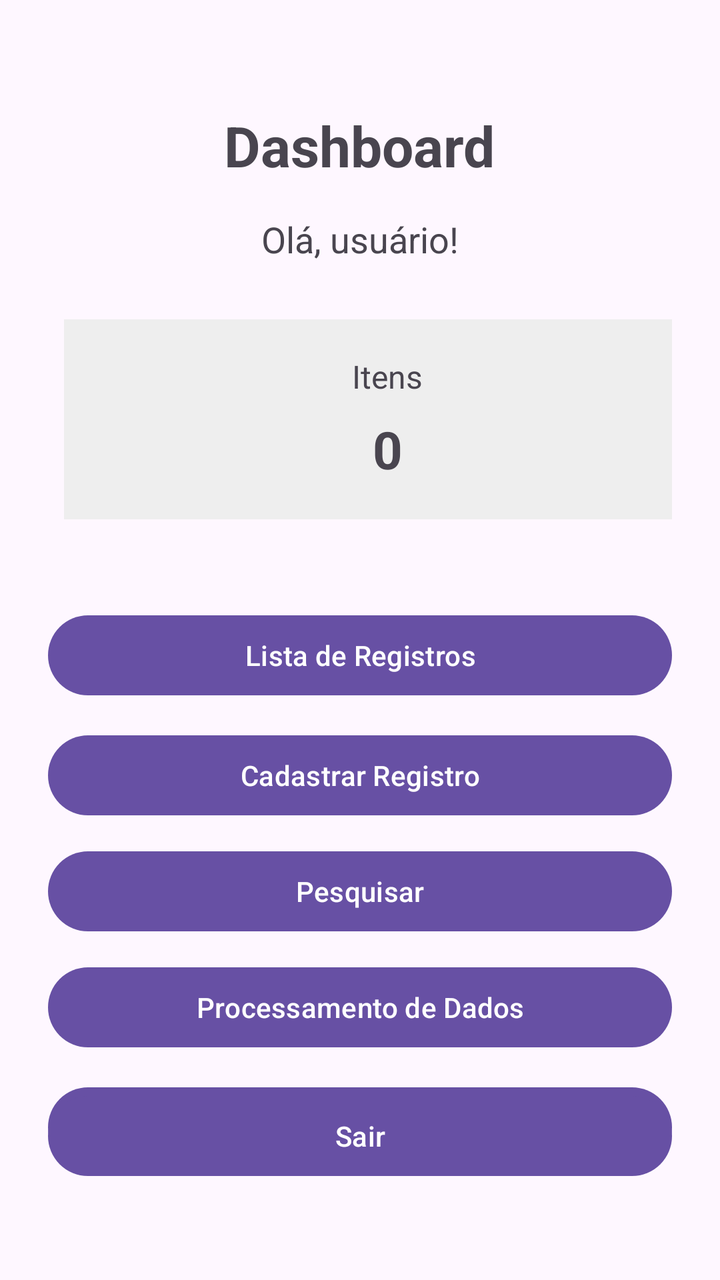
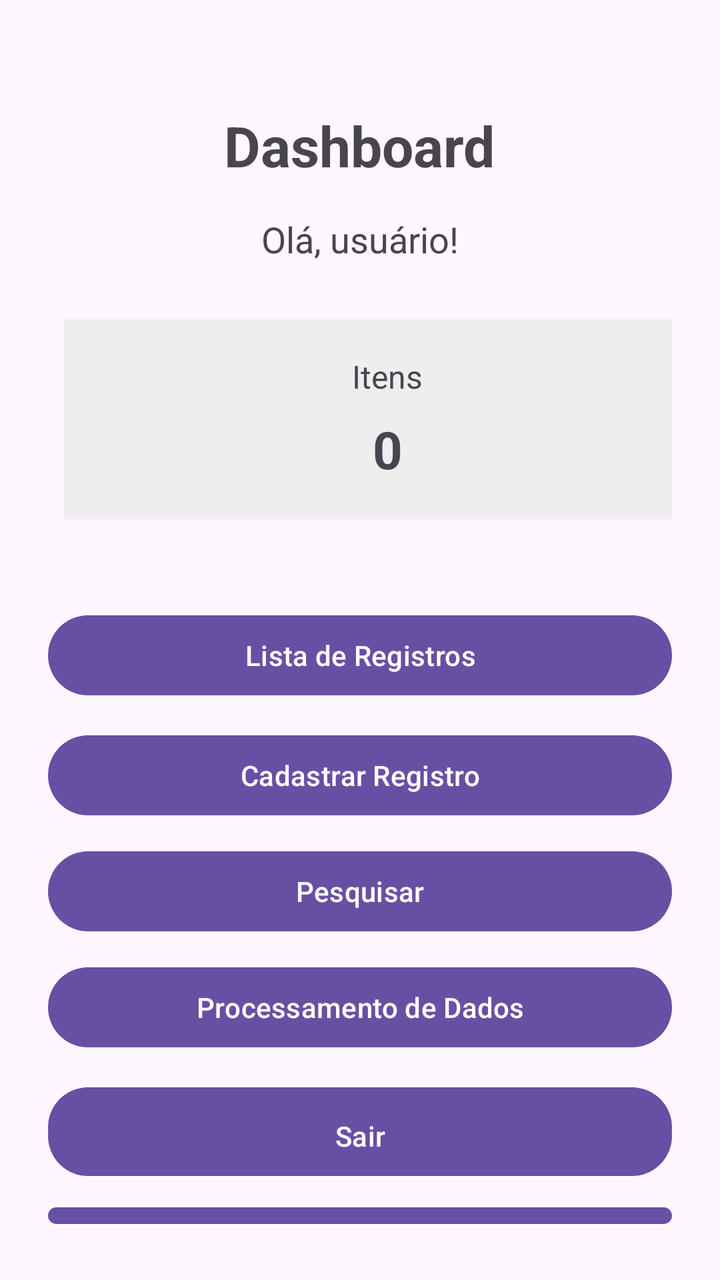

The first picture is an Android layout as it rendered before a commit; the second is the same layout after the commit. The layout source and the unified diff follow.
<!-- AndroidManifest.xml: application theme Theme.AndroidNative -->
<!-- res/layout/activity_dashboard.xml -->
<?xml version="1.0" encoding="utf-8"?>
<RelativeLayout xmlns:android="http://schemas.android.com/apk/res/android"
    xmlns:tools="http://schemas.android.com/tools"
    android:id="@+id/main"
    android:layout_width="match_parent"
    android:layout_height="match_parent"
    android:padding="24dp"
    tools:context=".DashboardActivity">

    <TextView
        android:id="@+id/tvTitulo"
        android:layout_width="wrap_content"
        android:layout_height="wrap_content"
        android:layout_centerHorizontal="true"
        android:layout_marginTop="30dp"
        android:text="Dashboard"
        android:textSize="28sp"
        android:textStyle="bold" />

    <TextView
        android:id="@+id/tvBoasVindas"
        android:layout_width="wrap_content"
        android:layout_height="wrap_content"
        android:layout_below="@id/tvTitulo"
        android:layout_centerHorizontal="true"
        android:layout_marginTop="16dp"
        android:text="Olá, usuário!"
        android:textSize="18sp" />

    <LinearLayout
        android:id="@+id/layoutIndicadores"
        android:layout_width="match_parent"
        android:layout_height="wrap_content"
        android:layout_below="@id/tvBoasVindas"
        android:layout_marginTop="28dp"
        android:orientation="horizontal"
        android:weightSum="2">

        <LinearLayout
            android:layout_width="343dp"
            android:layout_height="100dp"
            android:layout_marginStart="8dp"
            android:layout_weight="1"
            android:background="#EEEEEE"
            android:gravity="center"
            android:orientation="vertical">

            <TextView
                android:layout_width="wrap_content"
                android:layout_height="wrap_content"
                android:text="Itens"
                android:textSize="16sp" />

            <TextView
                android:id="@+id/tvItens"
                android:layout_width="wrap_content"
                android:layout_height="wrap_content"
                android:layout_marginTop="8dp"
                android:text="0"
                android:textSize="26sp"
                android:textStyle="bold" />

        </LinearLayout>

    </LinearLayout>

    <Button
        android:id="@+id/btnLista"
        android:layout_width="match_parent"
        android:layout_height="wrap_content"
        android:layout_below="@id/layoutIndicadores"
        android:layout_marginTop="44dp"
        android:text="Lista de Registros" />

    <Button
        android:id="@+id/btnCadastrar"
        android:layout_width="match_parent"
        android:layout_height="wrap_content"
        android:layout_below="@id/btnLista"
        android:layout_marginTop="12dp"
        android:text="Cadastrar Registro" />

    <Button
        android:id="@+id/btnPesquisar"
        android:layout_width="match_parent"
        android:layout_height="wrap_content"
        android:layout_below="@id/btnCadastrar"
        android:layout_marginTop="10dp"
        android:text="Pesquisar" />

    <Button
        android:id="@+id/btnProcessamento"
        android:layout_width="match_parent"
        android:layout_height="wrap_content"
        android:layout_below="@id/btnPesquisar"
        android:layout_marginTop="10dp"
        android:text="Processamento de Dados" />
    <Button
        android:id="@+id/btnGraficos"
        android:layout_width="match_parent"
        android:layout_height="wrap_content"
        android:layout_below="@id/btnProcessamento"
        android:layout_marginTop="12dp"
        android:text="Gráficos e Resultados" />

    <Button
        android:id="@+id/btnSair"
        android:layout_width="match_parent"
        android:layout_height="wrap_content"
        android:layout_alignParentBottom="true"
        android:layout_marginBottom="24dp"
        android:text="Sair" />

    <LinearLayout
        android:layout_width="0dp"
        android:layout_height="100dp"
        android:layout_marginEnd="8dp"
        android:layout_weight="1"
        android:background="#EEEEEE"
        android:gravity="center"
        android:orientation="vertical">

        <TextView
            android:layout_width="wrap_content"
            android:layout_height="wrap_content"
            android:text="Total"
            android:textSize="16sp" />

        <TextView
            android:id="@+id/tvTotal"
            android:layout_width="wrap_content"
            android:layout_height="wrap_content"
            android:layout_marginTop="8dp"
            android:text="25"
            android:textSize="26sp"
            android:textStyle="bold" />

    </LinearLayout>

</RelativeLayout>
<!-- resources referenced by this layout -->
<resources>
  <style name="Theme.AndroidNative" parent="Base.Theme.AndroidNative" />
  <style name="Base.Theme.AndroidNative" parent="Theme.Material3.DayNight.NoActionBar">
          
          
      </style>
</resources>

<!-- the commit's change to res/layout/activity_dashboard.xml (unified diff, before → after) -->
@@ -104,6 +104,14 @@
         android:text="Gráficos e Resultados" />
 
     <Button
+        android:id="@+id/btnTestarApi"
+        android:layout_width="match_parent"
+        android:layout_height="wrap_content"
+        android:layout_below="@id/btnGraficos"
+        android:layout_marginTop="12dp"
+        android:text="Testar API" />
+
+    <Button
         android:id="@+id/btnSair"
         android:layout_width="match_parent"
         android:layout_height="wrap_content"
